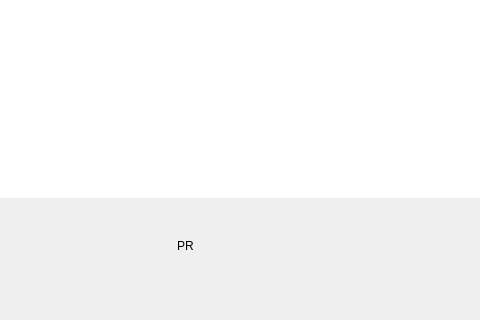
Qt form windows/k_accounts_w.ui (0xkobe/mwc-wallet) before a commit; both pictures show x 219 to 699 and y 346 to 666 of the 1287 by 666 pixel window.
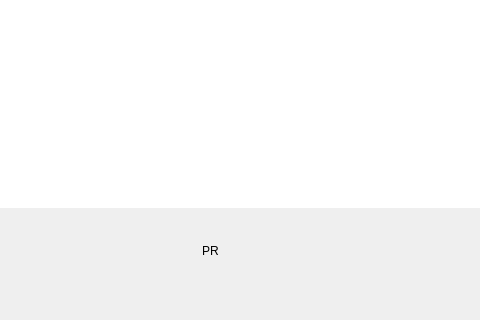
The same form after that commit. Icons and pictures are not drawn. Custom widgets are drawn as their Qt base class.

```diff
--- a/windows/k_accounts_w.ui
+++ b/windows/k_accounts_w.ui
@@ -115,14 +115,14 @@
           <widget class="control::MwcLabelProgress" name="progress">
            <property name="minimumSize">
             <size>
-             <width>100</width>
-             <height>50</height>
+             <width>50</width>
+             <height>25</height>
             </size>
            </property>
            <property name="maximumSize">
             <size>
-             <width>100</width>
-             <height>50</height>
+             <width>50</width>
+             <height>25</height>
             </size>
            </property>
            <property name="text">
@@ -135,13 +135,13 @@
            <property name="minimumSize">
             <size>
              <width>1</width>
-             <height>50</height>
+             <height>25</height>
             </size>
            </property>
            <property name="maximumSize">
             <size>
              <width>1</width>
-             <height>50</height>
+             <height>25</height>
             </size>
            </property>
           </widget>
```
